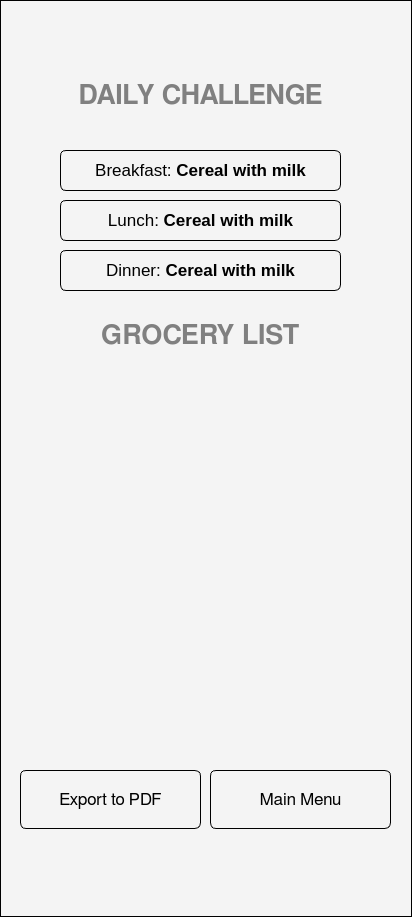
Old version of the form ui/food_plan_summary_screen.ui in the repository SWE-Project-Org/SWE-Project.
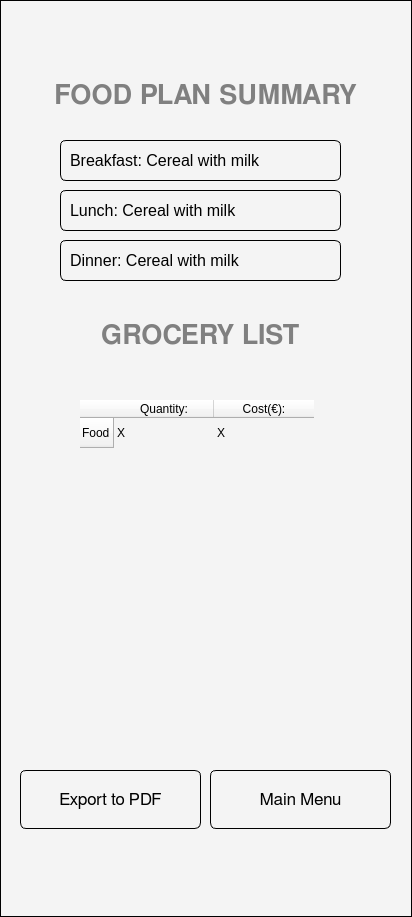
New version of the form.

Commit message: Changes in screen files, script to create ui_py files

What changed in the file:
```diff
--- a/ui/food_plan_summary_screen.ui
+++ b/ui/food_plan_summary_screen.ui
@@ -19,9 +19,9 @@
   <widget class="QLabel" name="label">
    <property name="geometry">
     <rect>
-     <x>60</x>
+     <x>50</x>
      <y>60</y>
-     <width>281</width>
+     <width>311</width>
      <height>71</height>
     </rect>
    </property>
@@ -48,7 +48,7 @@
     <enum>QFrame::Shadow::Raised</enum>
    </property>
    <property name="text">
-    <string>DAILY CHALLENGE</string>
+    <string>FOOD PLAN SUMMARY</string>
    </property>
    <property name="alignment">
     <set>Qt::AlignmentFlag::AlignCenter</set>
@@ -57,99 +57,6 @@
     <bool>true</bool>
    </property>
   </widget>
-  <widget class="QTextBrowser" name="textBrowser">
-   <property name="geometry">
-    <rect>
-     <x>60</x>
-     <y>150</y>
-     <width>281</width>
-     <height>41</height>
-    </rect>
-   </property>
-   <property name="styleSheet">
-    <string notr="true">color: ffffff;background-color: #00000000;
-border-radius: 6px;
-    padding: 5px;</string>
-   </property>
-   <property name="verticalScrollBarPolicy">
-    <enum>Qt::ScrollBarPolicy::ScrollBarAlwaysOff</enum>
-   </property>
-   <property name="horizontalScrollBarPolicy">
-    <enum>Qt::ScrollBarPolicy::ScrollBarAlwaysOff</enum>
-   </property>
-   <property name="html">
-    <string>&lt;!DOCTYPE HTML PUBLIC &quot;-//W3C//DTD HTML 4.0//EN&quot; &quot;http://www.w3.org/TR/REC-html40/strict.dtd&quot;&gt;
-&lt;html&gt;&lt;head&gt;&lt;meta name=&quot;qrichtext&quot; content=&quot;1&quot; /&gt;&lt;meta charset=&quot;utf-8&quot; /&gt;&lt;style type=&quot;text/css&quot;&gt;
-p, li { white-space: pre-wrap; }
-hr { height: 1px; border-width: 0; }
-li.unchecked::marker { content: &quot;\2610&quot;; }
-li.checked::marker { content: &quot;\2612&quot;; }
-&lt;/style&gt;&lt;/head&gt;&lt;body style=&quot; font-family:'Noto Sans'; font-size:10pt; font-weight:400; font-style:normal;&quot;&gt;
-&lt;p align=&quot;center&quot; style=&quot; margin-top:0px; margin-bottom:0px; margin-left:0px; margin-right:0px; -qt-block-indent:0; text-indent:0px;&quot;&gt;&lt;span style=&quot; font-family:'FreeSans'; font-size:13pt;&quot;&gt;Breakfast: &lt;/span&gt;&lt;span style=&quot; font-family:'FreeSans'; font-size:13pt; font-weight:700;&quot;&gt;Cereal with milk&lt;/span&gt;&lt;/p&gt;&lt;/body&gt;&lt;/html&gt;</string>
-   </property>
-  </widget>
-  <widget class="QTextBrowser" name="textBrowser_2">
-   <property name="geometry">
-    <rect>
-     <x>60</x>
-     <y>200</y>
-     <width>281</width>
-     <height>41</height>
-    </rect>
-   </property>
-   <property name="styleSheet">
-    <string notr="true">color: ffffff;background-color: #00000000;
-border-radius: 6px;
-    padding: 5px;</string>
-   </property>
-   <property name="verticalScrollBarPolicy">
-    <enum>Qt::ScrollBarPolicy::ScrollBarAlwaysOff</enum>
-   </property>
-   <property name="horizontalScrollBarPolicy">
-    <enum>Qt::ScrollBarPolicy::ScrollBarAlwaysOff</enum>
-   </property>
-   <property name="html">
-    <string>&lt;!DOCTYPE HTML PUBLIC &quot;-//W3C//DTD HTML 4.0//EN&quot; &quot;http://www.w3.org/TR/REC-html40/strict.dtd&quot;&gt;
-&lt;html&gt;&lt;head&gt;&lt;meta name=&quot;qrichtext&quot; content=&quot;1&quot; /&gt;&lt;meta charset=&quot;utf-8&quot; /&gt;&lt;style type=&quot;text/css&quot;&gt;
-p, li { white-space: pre-wrap; }
-hr { height: 1px; border-width: 0; }
-li.unchecked::marker { content: &quot;\2610&quot;; }
-li.checked::marker { content: &quot;\2612&quot;; }
-&lt;/style&gt;&lt;/head&gt;&lt;body style=&quot; font-family:'Noto Sans'; font-size:10pt; font-weight:400; font-style:normal;&quot;&gt;
-&lt;p align=&quot;center&quot; style=&quot; margin-top:0px; margin-bottom:0px; margin-left:0px; margin-right:0px; -qt-block-indent:0; text-indent:0px;&quot;&gt;&lt;span style=&quot; font-family:'FreeSans'; font-size:13pt;&quot;&gt;Lunch: &lt;/span&gt;&lt;span style=&quot; font-family:'FreeSans'; font-size:13pt; font-weight:700;&quot;&gt;Cereal with milk&lt;/span&gt;&lt;/p&gt;&lt;/body&gt;&lt;/html&gt;</string>
-   </property>
-  </widget>
-  <widget class="QTextBrowser" name="textBrowser_3">
-   <property name="geometry">
-    <rect>
-     <x>60</x>
-     <y>250</y>
-     <width>281</width>
-     <height>41</height>
-    </rect>
-   </property>
-   <property name="styleSheet">
-    <string notr="true">color: ffffff;background-color: #00000000;
-border-radius: 6px;
-    padding: 5px;</string>
-   </property>
-   <property name="verticalScrollBarPolicy">
-    <enum>Qt::ScrollBarPolicy::ScrollBarAlwaysOff</enum>
-   </property>
-   <property name="horizontalScrollBarPolicy">
-    <enum>Qt::ScrollBarPolicy::ScrollBarAlwaysOff</enum>
-   </property>
-   <property name="html">
-    <string>&lt;!DOCTYPE HTML PUBLIC &quot;-//W3C//DTD HTML 4.0//EN&quot; &quot;http://www.w3.org/TR/REC-html40/strict.dtd&quot;&gt;
-&lt;html&gt;&lt;head&gt;&lt;meta name=&quot;qrichtext&quot; content=&quot;1&quot; /&gt;&lt;meta charset=&quot;utf-8&quot; /&gt;&lt;style type=&quot;text/css&quot;&gt;
-p, li { white-space: pre-wrap; }
-hr { height: 1px; border-width: 0; }
-li.unchecked::marker { content: &quot;\2610&quot;; }
-li.checked::marker { content: &quot;\2612&quot;; }
-&lt;/style&gt;&lt;/head&gt;&lt;body style=&quot; font-family:'Noto Sans'; font-size:10pt; font-weight:400; font-style:normal;&quot;&gt;
-&lt;p align=&quot;center&quot; style=&quot; margin-top:0px; margin-bottom:0px; margin-left:0px; margin-right:0px; -qt-block-indent:0; text-indent:0px;&quot;&gt;&lt;span style=&quot; font-family:'FreeSans'; font-size:13pt;&quot;&gt;Dinner: &lt;/span&gt;&lt;span style=&quot; font-family:'FreeSans'; font-size:13pt; font-weight:700;&quot;&gt;Cereal with milk&lt;/span&gt;&lt;/p&gt;&lt;/body&gt;&lt;/html&gt;</string>
-   </property>
-  </widget>
   <widget class="QLabel" name="label_2">
    <property name="geometry">
     <rect>
@@ -241,6 +148,144 @@
     <string>Main Menu</string>
    </property>
   </widget>
+  <widget class="QTableWidget" name="tableWidget">
+   <property name="geometry">
+    <rect>
+     <x>80</x>
+     <y>400</y>
+     <width>241</width>
+     <height>331</height>
+    </rect>
+   </property>
+   <property name="sizePolicy">
+    <sizepolicy hsizetype="Fixed" vsizetype="Fixed">
+     <horstretch>0</horstretch>
+     <verstretch>0</verstretch>
+    </sizepolicy>
+   </property>
+   <property name="styleSheet">
+    <string notr="true">border: 0;
+color: black;</string>
+   </property>
+   <property name="sizeAdjustPolicy">
+    <enum>QAbstractScrollArea::SizeAdjustPolicy::AdjustToContents</enum>
+   </property>
+   <property name="editTriggers">
+    <set>QAbstractItemView::EditTrigger::NoEditTriggers</set>
+   </property>
+   <property name="showDropIndicator" stdset="0">
+    <bool>true</bool>
+   </property>
+   <property name="showGrid">
+    <bool>false</bool>
+   </property>
+   <attribute name="horizontalHeaderVisible">
+    <bool>true</bool>
+   </attribute>
+   <attribute name="horizontalHeaderHighlightSections">
+    <bool>true</bool>
+   </attribute>
+   <attribute name="verticalHeaderVisible">
+    <bool>true</bool>
+   </attribute>
+   <attribute name="verticalHeaderHighlightSections">
+    <bool>true</bool>
+   </attribute>
+   <row>
+    <property name="text">
+     <string>Food</string>
+    </property>
+   </row>
+   <column>
+    <property name="text">
+     <string>Quantity:</string>
+    </property>
+   </column>
+   <column>
+    <property name="text">
+     <string>Cost(€):</string>
+    </property>
+   </column>
+   <item row="0" column="0">
+    <property name="text">
+     <string>X</string>
+    </property>
+   </item>
+   <item row="0" column="1">
+    <property name="text">
+     <string>X</string>
+    </property>
+   </item>
+  </widget>
+  <widget class="QLabel" name="label_4">
+   <property name="geometry">
+    <rect>
+     <x>60</x>
+     <y>140</y>
+     <width>281</width>
+     <height>41</height>
+    </rect>
+   </property>
+   <property name="font">
+    <font>
+     <pointsize>12</pointsize>
+    </font>
+   </property>
+   <property name="styleSheet">
+    <string notr="true">color: ffffff;background-color: #00000000;
+border-radius: 6px;
+    padding: 5px;</string>
+   </property>
+   <property name="text">
+    <string>Breakfast: Cereal with milk</string>
+   </property>
+  </widget>
+  <widget class="QLabel" name="label_5">
+   <property name="geometry">
+    <rect>
+     <x>60</x>
+     <y>190</y>
+     <width>281</width>
+     <height>41</height>
+    </rect>
+   </property>
+   <property name="font">
+    <font>
+     <pointsize>12</pointsize>
+    </font>
+   </property>
+   <property name="styleSheet">
+    <string notr="true">color: ffffff;background-color: #00000000;
+border-radius: 6px;
+    padding: 5px;</string>
+   </property>
+   <property name="text">
+    <string>Lunch: Cereal with milk</string>
+   </property>
+  </widget>
+  <widget class="QLabel" name="label_6">
+   <property name="geometry">
+    <rect>
+     <x>60</x>
+     <y>240</y>
+     <width>281</width>
+     <height>41</height>
+    </rect>
+   </property>
+   <property name="font">
+    <font>
+     <pointsize>12</pointsize>
+    </font>
+   </property>
+   <property name="styleSheet">
+    <string notr="true">color: ffffff;background-color: #00000000;
+border-radius: 6px;
+    padding: 5px;</string>
+   </property>
+   <property name="text">
+    <string>Dinner: Cereal with milk</string>
+   </property>
+  </widget>
  </widget>
  <resources/>
  <connections/>
```
The commit also changes 25 other files.
